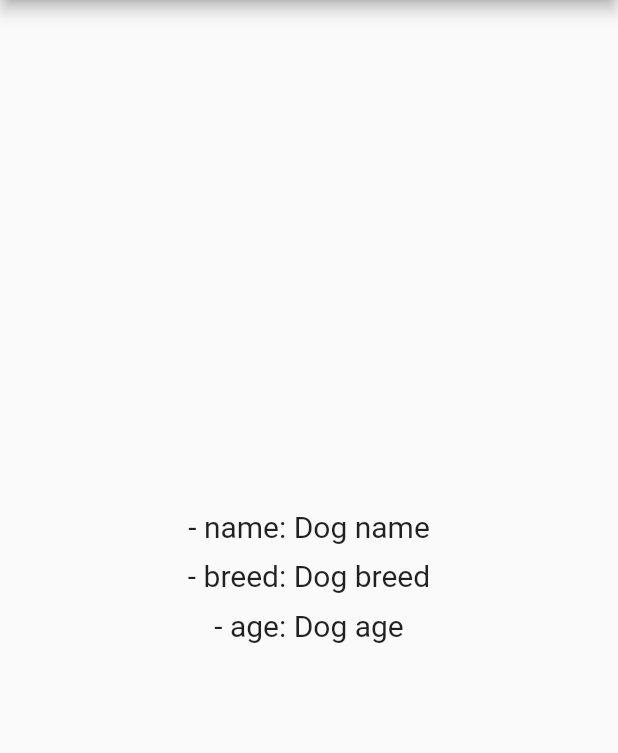
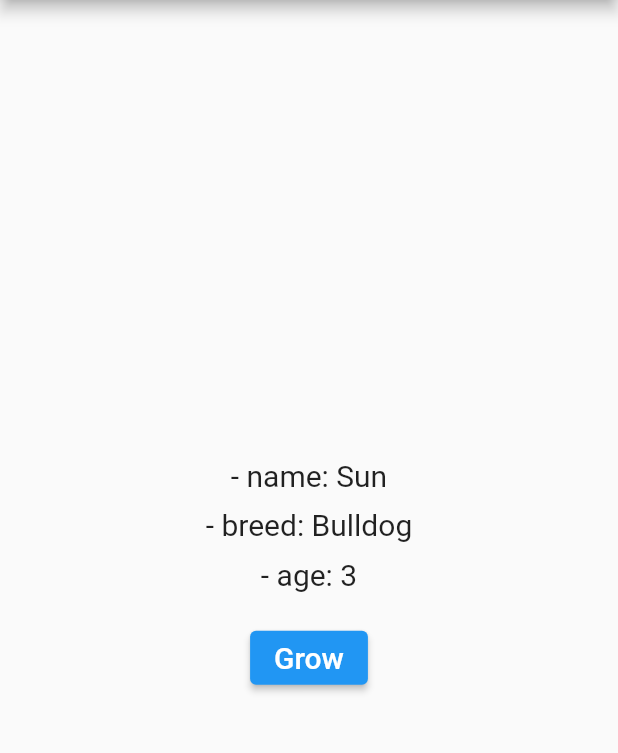
Before and after one commit to Moonseunghun/flutter_provider, a Flutter app: the screen it shows after launch, on a phone screen of 412 x 824 dp, the part 84-837 px from its top. Run offline on Flutter 3.47's test engine with Material 2 defaults, Android fonts, the phone set to English and light mode, and no system bars.

Commit message:
Add : provider till

```diff
--- a/lib/main.dart
+++ b/lib/main.dart
@@ -1,4 +1,6 @@
 import 'package:flutter/material.dart';
+import 'package:provider/provider.dart';
+import 'models/dog.dart';
 
 void main() {
   runApp(const MyApp());
@@ -9,13 +11,20 @@ class MyApp extends StatelessWidget {
 
   @override
   Widget build(BuildContext context) {
-    return MaterialApp(
-      title: 'Provider 02',
-      debugShowCheckedModeBanner: false,
-      theme: ThemeData(
-        primarySwatch: Colors.blue,
+    return Provider<Dog>(
+      create: (context) => Dog(
+        name: 'Sun',
+        breed: 'Bulldog',
+        age: 3,
       ),
-      home: const MyHomePage(),
+      child: MaterialApp(
+        title: 'Provider 02',
+        debugShowCheckedModeBanner: false,
+        theme: ThemeData(
+          primarySwatch: Colors.blue,
+        ),
+        home: const MyHomePage(),
+      ),
     );
   }
 }
@@ -35,7 +44,7 @@ class MyHomePage extends StatelessWidget {
           mainAxisSize: MainAxisSize.min,
           children: [
             Text(
-              '- name: Dog name',
+              '- name: ${Provider.of<Dog>(context).name}',
               style: TextStyle(fontSize: 20.0),
             ),
             SizedBox(height: 10.0),
@@ -55,7 +64,7 @@ class BreedAndAge extends StatelessWidget {
     return Column(
       children: [
         Text(
-          '- breed: Dog breed',
+          '- breed: ${Provider.of<Dog>(context).breed}',
           style: TextStyle(fontSize: 20.0),
         ),
         SizedBox(height: 10.0),
@@ -73,8 +82,16 @@ class Age extends StatelessWidget {
     return Column(
       children: [
         Text(
-          '- age: Dog age',
+          '- age: ${Provider.of<Dog>(context).age}',
           style: TextStyle(fontSize: 20.0),
+        ),
+        SizedBox(height: 20.0),
+        ElevatedButton(
+          onPressed: () => Provider.of<Dog>(context, listen: false).grow(),
+          child: Text(
+            'Grow',
+            style: TextStyle(fontSize: 20.0),
+          ),
         ),
       ],
     );
--- /dev/null
+++ b/lib/models/dog.dart
@@ -0,0 +1,19 @@
+
+import 'package:flutter/cupertino.dart';
+
+class Dog with ChangeNotifier {
+  final String name;
+  final String breed;
+  int age;
+  Dog({
+    required this.name,
+    required this.breed,
+    this.age = 1,
+  });
+
+  void grow() {
+    age++;
+    notifyListeners();
+    print('age: $age');
+  }
+}
```
Also changed, not shown: pubspec.lock.
